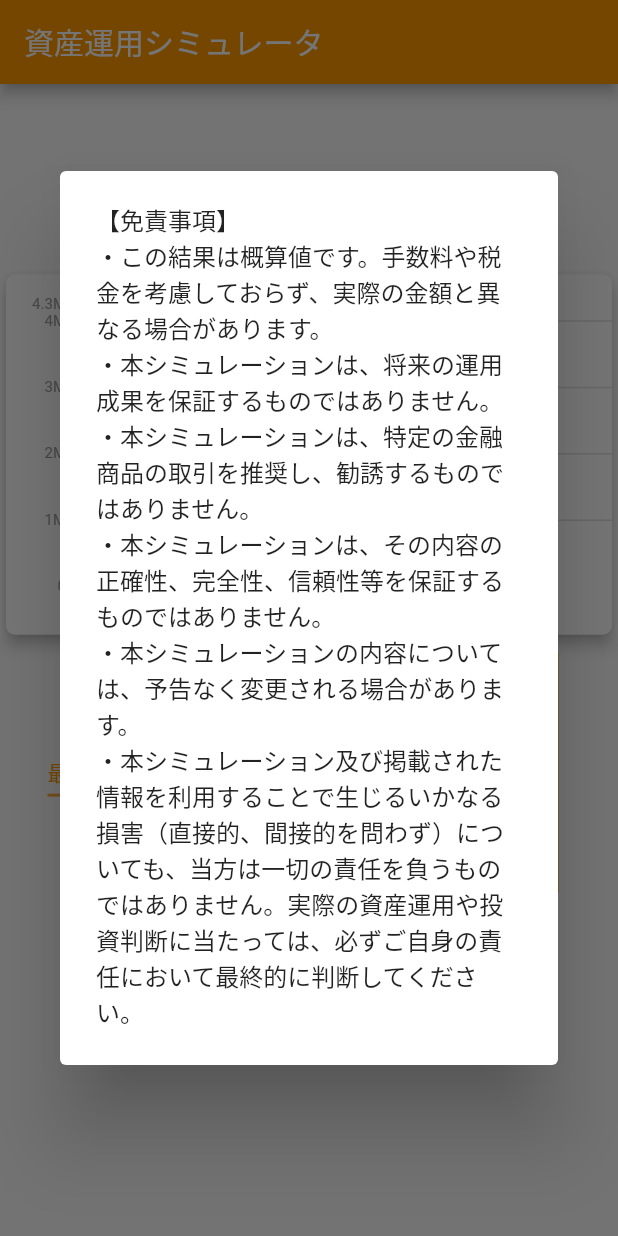
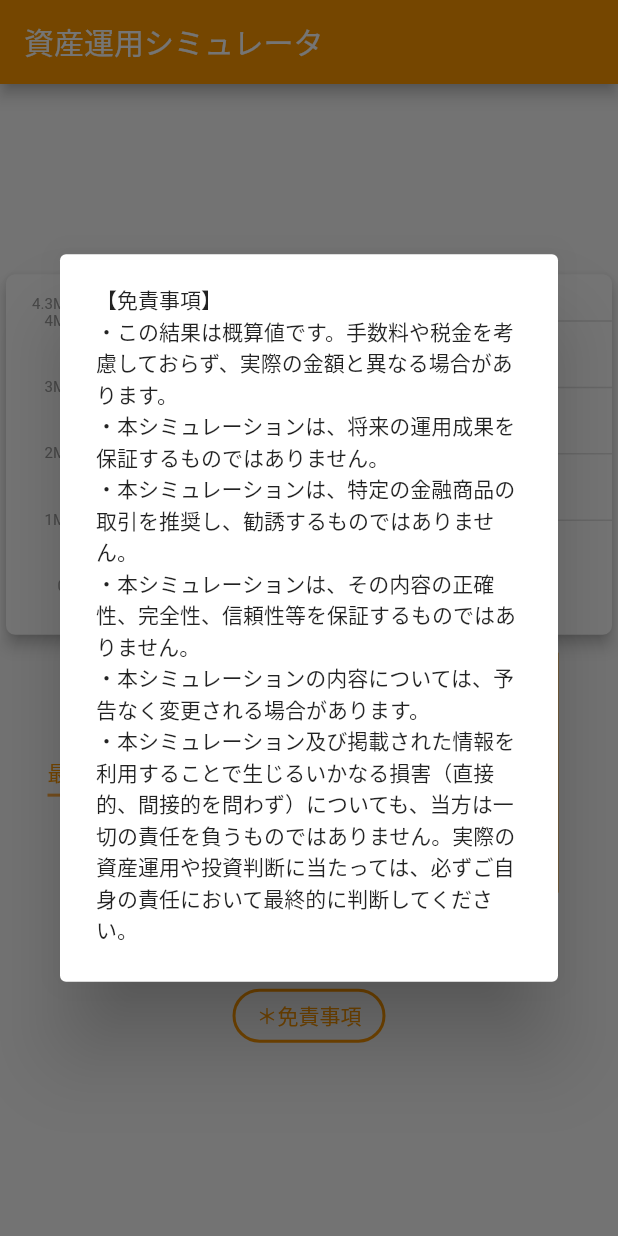
Before and after one commit to naruwo-github/asset-management-simulator, a Flutter app: the screen it shows after launch, after a tap on "＊免責事項", on a phone screen of 412 x 824 dp. Run offline on Flutter 3.47's test engine with Material 2 defaults, Android fonts, the phone set to English and light mode, and no system bars; drawn by our look-alikes of fl_chart, google_mobile_ads; network calls fail.

Commit message:
Set disclaimer text size not to hide banner advertisement.

```diff
--- a/lib/body/my_body.dart
+++ b/lib/body/my_body.dart
@@ -78,7 +78,11 @@ class MyBody {
                           context: _context,
                           builder: (context) {
                             return AlertDialog(
-                              content: Text(StringManager.disclaimerContent),
+                              content: Text(
+                                StringManager.disclaimerContent,
+                                // バナー広告を隠さないサイズを指定
+                                style: const TextStyle(fontSize: 14),
+                              ),
                             );
                           });
                     },
```
